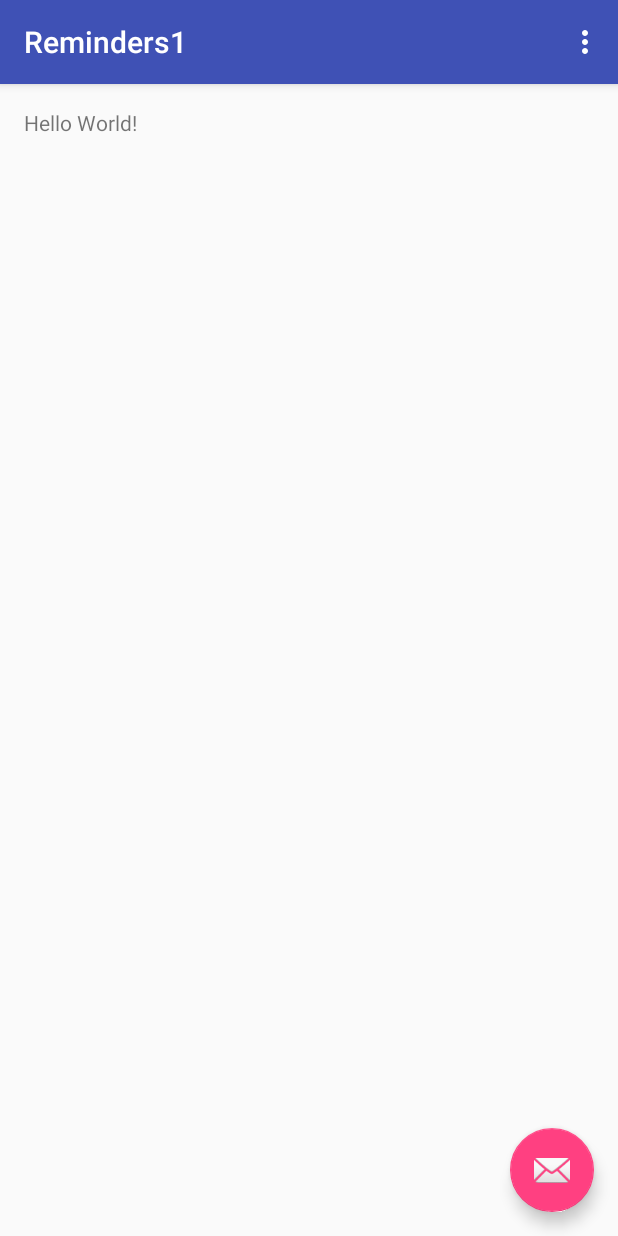
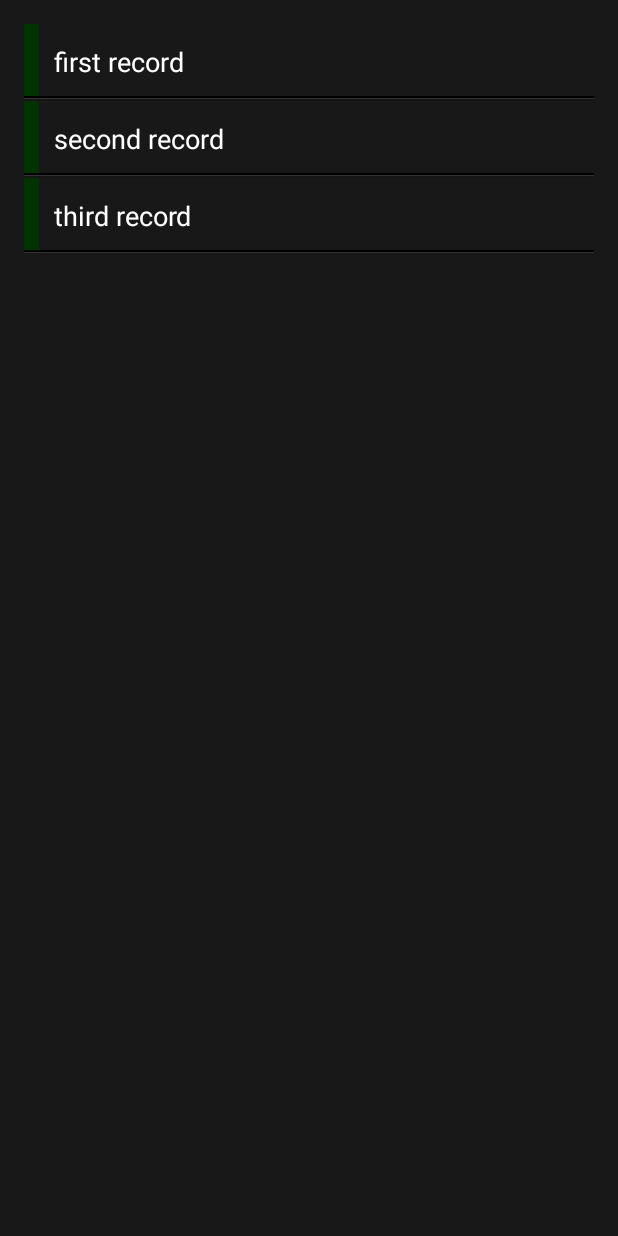
Before and after one commit to ywq1/Reminders1, an Android app: the screen it shows after launch (RemindersActivity), on a phone screen of 412 x 824 dp. Run offline under Robolectric (Android 15) with nearby library versions, the phone set to English and light mode, and no system bars.

Commit message:
Adds ListView with custom colors

```diff
--- a/app/src/main/java/com/apress/gerber/reminders1/RemindersActivity.java
+++ b/app/src/main/java/com/apress/gerber/reminders1/RemindersActivity.java
@@ -3,50 +3,37 @@ package com.apress.gerber.reminders1;
 import android.os.Bundle;
 import android.support.design.widget.FloatingActionButton;
 import android.support.design.widget.Snackbar;
+import android.support.v7.app.ActionBarActivity;
 import android.support.v7.app.AppCompatActivity;
 import android.support.v7.widget.Toolbar;
 import android.view.View;
 import android.view.Menu;
 import android.view.MenuItem;
+import android.widget.ArrayAdapter;
+import android.widget.ListView;
 
-public class RemindersActivity extends AppCompatActivity {
+import java.util.List;
+
+public class RemindersActivity extends ActionBarActivity {
+    private ListView mListView;
 
     @Override
     protected void onCreate(Bundle savedInstanceState) {
         super.onCreate(savedInstanceState);
         setContentView(R.layout.activity_reminders);
-        Toolbar toolbar = (Toolbar) findViewById(R.id.toolbar);
-        setSupportActionBar(toolbar);
-
-        FloatingActionButton fab = (FloatingActionButton) findViewById(R.id.fab);
-        fab.setOnClickListener(new View.OnClickListener() {
-            @Override
-            public void onClick(View view) {
-                Snackbar.make(view, "Replace with your own action", Snackbar.LENGTH_LONG)
-                        .setAction("Action", null).show();
-            }
-        });
+        mListView = (ListView) findViewById(R.id.reminders_list_view);
+        // The arrayAdatper is the controller in our
+        // moder-view-contorller relationship. (controller)
+        ArrayAdapter<String> arrayAdapter = new ArrayAdapter<String>(
+                //context
+                this,
+                //layout(view)
+                R.layout.reminders_row,
+                //row (view)
+                R.id.row_text,
+                //data (model) with bogus data to text our listview
+                new String[]{"first record", "second record", "third record"});
+        mListView.setAdapter(arrayAdapter);
     }
-
-    @Override
-    public boolean onCreateOptionsMenu(Menu menu) {
-        // Inflate the menu; this adds items to the action bar if it is present.
-        getMenuInflater().inflate(R.menu.menu_reminders, menu);
-        return true;
-    }
-
-    @Override
-    public boolean onOptionsItemSelected(MenuItem item) {
-        // Handle action bar item clicks here. The action bar will
-        // automatically handle clicks on the Home/Up button, so long
-        // as you specify a parent activity in AndroidManifest.xml.
-        int id = item.getItemId();
-
-        //noinspection SimplifiableIfStatement
-        if (id == R.id.action_settings) {
-            return true;
-        }
-
-        return super.onOptionsItemSelected(item);
-    }
+    //Remainder of the class listing omitted for brevity
 }
--- a/app/src/main/res/layout/activity_reminders.xml
+++ b/app/src/main/res/layout/activity_reminders.xml
@@ -1,35 +1,21 @@
 <?xml version="1.0" encoding="utf-8"?>
-<android.support.design.widget.CoordinatorLayout
+<RelativeLayout
     xmlns:android="http://schemas.android.com/apk/res/android"
-    xmlns:app="http://schemas.android.com/apk/res-auto"
     xmlns:tools="http://schemas.android.com/tools"
     android:layout_width="match_parent"
     android:layout_height="match_parent"
-    android:fitsSystemWindows="true"
+    android:paddingRight="16dp"
+    android:paddingLeft="16dp"
+    android:paddingTop="16dp"
+    android:paddingBottom="16dp"
+    android:background="@color/dark_grey"
     tools:context="com.apress.gerber.reminders1.RemindersActivity">
 
-    <android.support.design.widget.AppBarLayout
+    <ListView
         android:layout_width="match_parent"
         android:layout_height="wrap_content"
-        android:theme="@style/AppTheme.AppBarOverlay">
-
-        <android.support.v7.widget.Toolbar
-            android:id="@+id/toolbar"
-            android:layout_width="match_parent"
-            android:layout_height="?attr/actionBarSize"
-            android:background="?attr/colorPrimary"
-            app:popupTheme="@style/AppTheme.PopupOverlay" />
-
-    </android.support.design.widget.AppBarLayout>
-
-    <include layout="@layout/content_reminders" />
-
-    <android.support.design.widget.FloatingActionButton
-        android:id="@+id/fab"
-        android:layout_width="wrap_content"
-        android:layout_height="wrap_content"
-        android:layout_gravity="bottom|end"
-        android:layout_margin="@dimen/fab_margin"
-        android:src="@android:drawable/ic_dialog_email" />
-
-</android.support.design.widget.CoordinatorLayout>
+        android:id="@+id/reminders_list_view"
+        android:layout_alignParentTop="true"
+        android:layout_conterHorizontal="true"
+        tools:listitem="@layout/reminders_row"/>
+</RelativeLayout>
--- /dev/null
+++ b/app/src/main/res/layout/reminders_row.xml
@@ -0,0 +1,45 @@
+<?xml version="1.0" encoding="utf-8"?>
+<LinearLayout xmlns:android="http://schemas.android.com/apk/res/android"
+    android:orientation="vertical"
+    android:layout_width="match_parent"
+    android:layout_height="50dp"
+    android:background="@color/dark_grey">
+
+    <LinearLayout
+        android:orientation="horizontal"
+        android:layout_width="match_parent"
+        android:layout_height="48dp">
+
+        <view
+            android:layout_width="10dp"
+            android:layout_height="match_parent"
+            class="android.view.View"
+            android:id="@+id/row_tab"
+            android:background="@color/green" />
+
+        <TextView
+            android:layout_width="match_parent"
+            android:layout_height="50dp"
+            android:textAppearance="?android:attr/textAppearanceLarge"
+            android:text="Reminder Text"
+            android:id="@+id/row_text"
+            android:textColor="@color/white"
+            android:textSize="18sp"
+            android:padding="10dp"
+            android:gravity="center_vertical"
+            android:ellipsize="end"
+            android:maxLines="1"
+             />
+    </LinearLayout>
+    <view
+    class="android.view.View"
+        android:layout_width="fill_parent"
+        android:layout_height="1dp"
+        android:background="#000"/>
+    <view
+        class="android.view.View"
+        android:layout_width="fill_parent"
+        android:layout_height="1dp"
+        android:background="#333"/>
+
+</LinearLayout>
--- a/app/src/main/res/values/colors.xml
+++ b/app/src/main/res/values/colors.xml
@@ -3,4 +3,7 @@
     <color name="colorPrimary">#3F51B5</color>
     <color name="colorPrimaryDark">#303F9F</color>
     <color name="colorAccent">#FF4081</color>
+    <color name="dark_grey">#181818</color>
+    <color name="green">#003300</color>
+    <color name="white">#ffffff</color>
 </resources>
```
